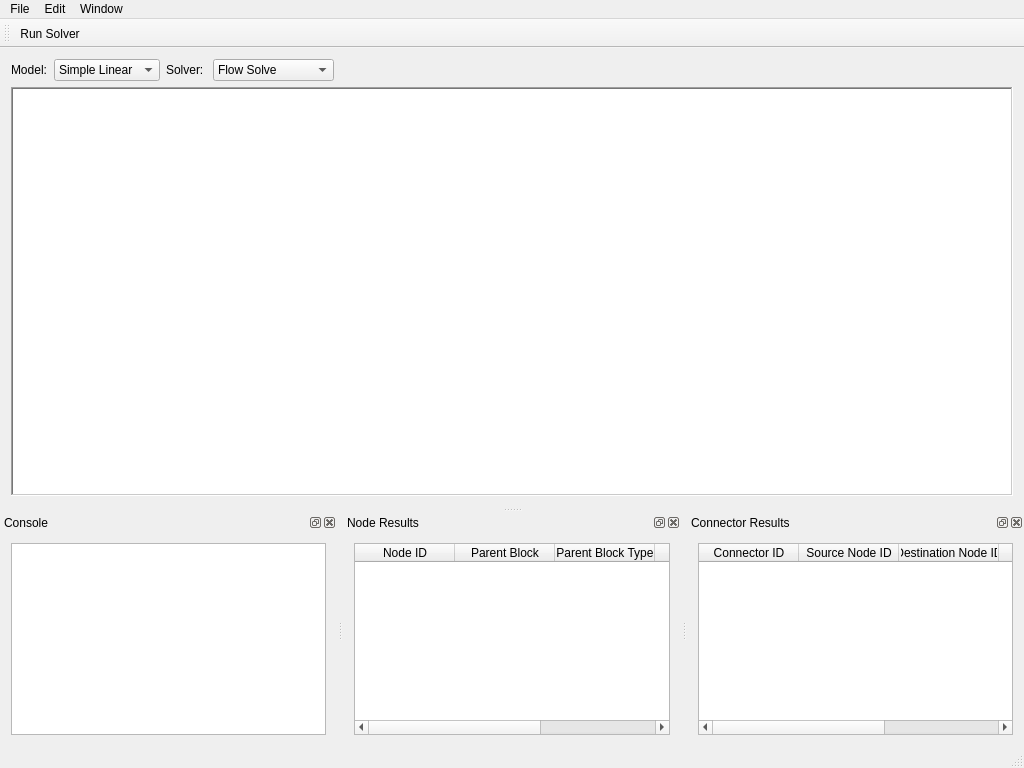
This is app/mainwindow.ui in obrienadam/ProcessModelling as Qt 5 draws it before an edit. The edited form follows.
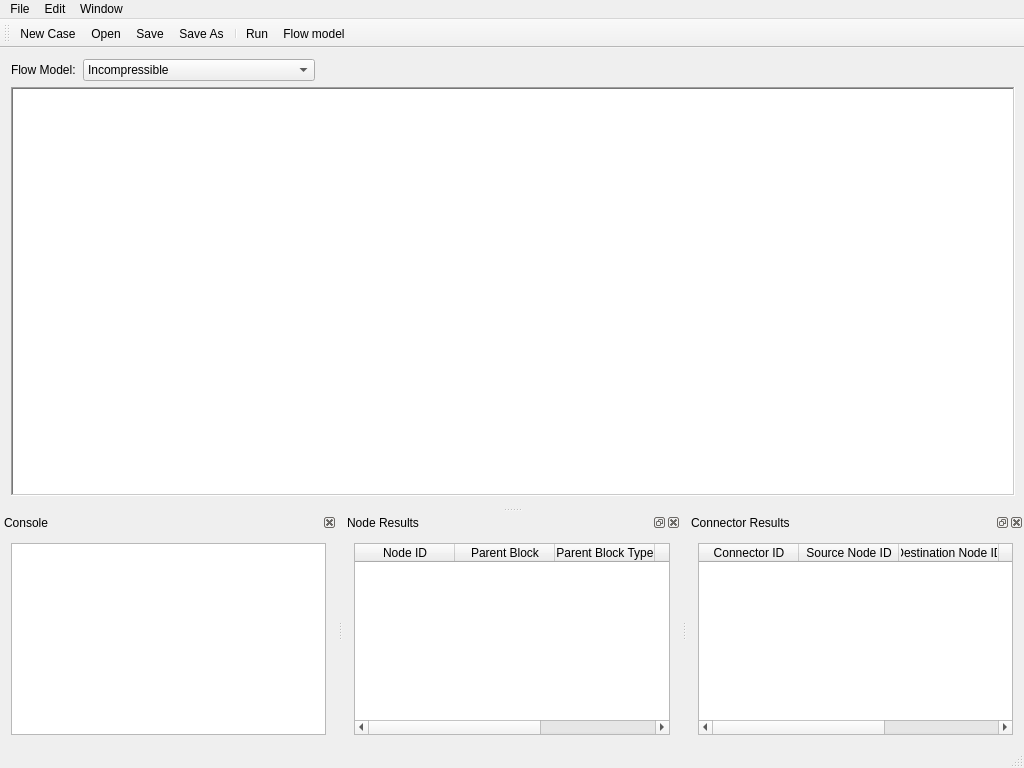
This is the edited form. Icons and pictures are not drawn.

```diff
--- a/app/mainwindow.ui
+++ b/app/mainwindow.ui
@@ -15,51 +15,29 @@
   </property>
   <widget class="QWidget" name="centralWidget">
    <layout class="QVBoxLayout" name="verticalLayout_4">
+    <property name="rightMargin">
+     <number>9</number>
+    </property>
     <item>
      <layout class="QFormLayout" name="formLayout">
       <property name="horizontalSpacing">
        <number>0</number>
       </property>
-      <item row="0" column="0">
-       <widget class="QLabel" name="label">
-        <property name="text">
-         <string>Model:  </string>
-        </property>
-       </widget>
-      </item>
+      <property name="verticalSpacing">
+       <number>1</number>
+      </property>
       <item row="0" column="1">
        <layout class="QHBoxLayout" name="horizontalLayout">
         <item>
          <widget class="QComboBox" name="modelComboBox">
           <item>
            <property name="text">
-            <string>Simple Linear</string>
+            <string>Incompressible</string>
            </property>
           </item>
           <item>
            <property name="text">
-            <string>P&amp;G</string>
-           </property>
-          </item>
-         </widget>
-        </item>
-        <item>
-         <widget class="QLabel" name="label_2">
-          <property name="text">
-           <string>Solver: </string>
-          </property>
-         </widget>
-        </item>
-        <item>
-         <widget class="QComboBox" name="solverComboBox">
-          <item>
-           <property name="text">
-            <string>Flow Solve</string>
-           </property>
-          </item>
-          <item>
-           <property name="text">
-            <string>Fan Optimization</string>
+            <string>Incompressible (Procter and Gamble)</string>
            </property>
           </item>
          </widget>
@@ -79,6 +57,13 @@
         </item>
        </layout>
       </item>
+      <item row="0" column="0">
+       <widget class="QLabel" name="label">
+        <property name="text">
+         <string>Flow Model:  </string>
+        </property>
+       </widget>
+      </item>
      </layout>
     </item>
     <item>
@@ -137,17 +122,11 @@
    <addaction name="menuEdit"/>
    <addaction name="menuWindow"/>
   </widget>
-  <widget class="QToolBar" name="mainToolBar">
-   <attribute name="toolBarArea">
-    <enum>TopToolBarArea</enum>
-   </attribute>
-   <attribute name="toolBarBreak">
-    <bool>false</bool>
-   </attribute>
-   <addaction name="actionRunSolver"/>
-  </widget>
   <widget class="QStatusBar" name="statusBar"/>
   <widget class="QDockWidget" name="consoleDockWidget">
+   <property name="features">
+    <set>QDockWidget::DockWidgetClosable|QDockWidget::DockWidgetMovable</set>
+   </property>
    <property name="allowedAreas">
     <set>Qt::BottomDockWidgetArea|Qt::TopDockWidgetArea</set>
    </property>
@@ -253,6 +232,21 @@
     </layout>
    </widget>
   </widget>
+  <widget class="QToolBar" name="mainToolBar">
+   <attribute name="toolBarArea">
+    <enum>TopToolBarArea</enum>
+   </attribute>
+   <attribute name="toolBarBreak">
+    <bool>false</bool>
+   </attribute>
+   <addaction name="actionNew_Case"/>
+   <addaction name="actionOpen"/>
+   <addaction name="actionSave"/>
+   <addaction name="actionSave_As"/>
+   <addaction name="separator"/>
+   <addaction name="actionRun"/>
+   <addaction name="actionFlow_model"/>
+  </widget>
   <action name="actionFull_screen">
    <property name="text">
     <string>Full Screen</string>
@@ -277,14 +271,6 @@
     <string>Node Results</string>
    </property>
   </action>
-  <action name="actionRunSolver">
-   <property name="text">
-    <string>Run Solver</string>
-   </property>
-   <property name="toolTip">
-    <string>Run Solver</string>
-   </property>
-  </action>
   <action name="actionNew_Block">
    <property name="text">
     <string>New Block</string>
@@ -322,6 +308,42 @@
     <string>Save As...</string>
    </property>
   </action>
+  <action name="actionRun">
+   <property name="icon">
+    <iconset resource="images.qrc">
+     <normaloff>:/icons/icons/Start-32.png</normaloff>:/icons/icons/Start-32.png</iconset>
+   </property>
+   <property name="text">
+    <string>Run</string>
+   </property>
+   <property name="toolTip">
+    <string>Run Flow Solve</string>
+   </property>
+  </action>
+  <action name="actionFlow_model">
+   <property name="icon">
+    <iconset resource="images.qrc">
+     <normaloff>:/icons/icons/Edit Property-32.png</normaloff>:/icons/icons/Edit Property-32.png</iconset>
+   </property>
+   <property name="text">
+    <string>Flow model</string>
+   </property>
+   <property name="toolTip">
+    <string>Edit Flow Model Properties</string>
+   </property>
+  </action>
+  <action name="actionNew_Case">
+   <property name="icon">
+    <iconset resource="images.qrc">
+     <normaloff>:/icons/icons/Create New-32.png</normaloff>:/icons/icons/Create New-32.png</iconset>
+   </property>
+   <property name="text">
+    <string>New Case</string>
+   </property>
+   <property name="toolTip">
+    <string>Create New Case</string>
+   </property>
+  </action>
  </widget>
  <layoutdefault spacing="6" margin="11"/>
  <resources/>
```
Left out of the diff: 40 changed lines with no effect on the pictures.
